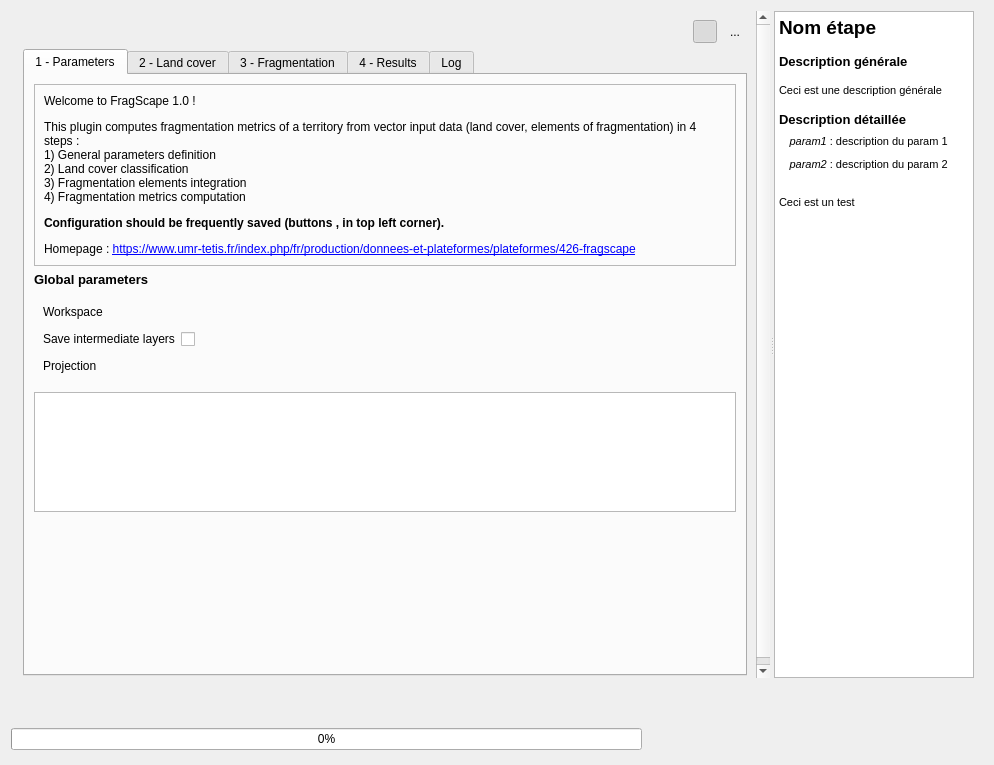
Before: the Qt Designer form FragScape_dialog_base.ui in MathieuChailloux/FragScape, drawn with Qt 5.
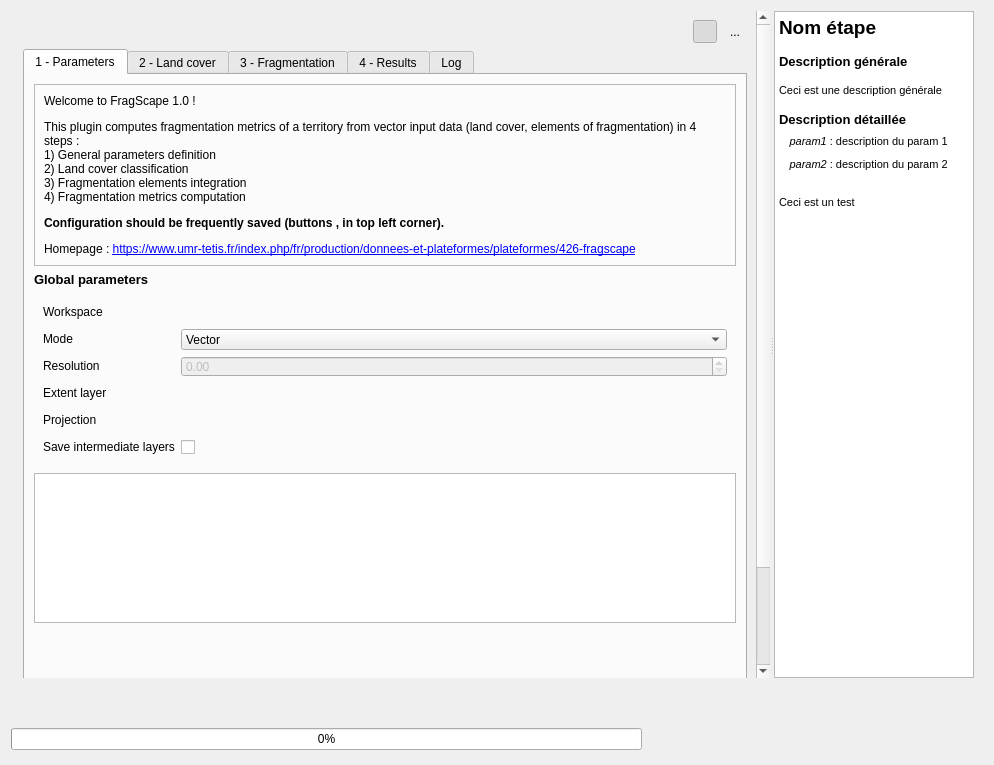
After: the same form once the commit is applied. Icons and pictures are not drawn. Custom widgets are drawn as their Qt base class.

Commit message: Params update to fit NormalizingParamsModel

The edit to the form file:
```diff
--- a/FragScape_dialog_base.ui
+++ b/FragScape_dialog_base.ui
@@ -301,8 +301,8 @@
               <attribute name="title">
                <string>1 - Parameters</string>
               </attribute>
-              <layout class="QGridLayout" name="gridLayout_14">
-               <item row="0" column="0" colspan="2">
+              <layout class="QVBoxLayout" name="verticalLayout">
+               <item>
                 <widget class="QFrame" name="frame_2">
                  <property name="sizePolicy">
                   <sizepolicy hsizetype="Preferred" vsizetype="Minimum">
@@ -342,7 +342,7 @@
                  </layout>
                 </widget>
                </item>
-               <item row="1" column="0">
+               <item>
                 <widget class="QLabel" name="paramlabel">
                  <property name="sizePolicy">
                   <sizepolicy hsizetype="Fixed" vsizetype="Fixed">
@@ -362,7 +362,7 @@
                  </property>
                 </widget>
                </item>
-               <item row="2" column="0" colspan="2">
+               <item>
                 <widget class="QFrame" name="paramsFrame">
                  <property name="sizePolicy">
                   <sizepolicy hsizetype="Expanding" vsizetype="Fixed">
@@ -373,7 +373,7 @@
                  <property name="minimumSize">
                   <size>
                    <width>0</width>
-                   <height>70</height>
+                   <height>174</height>
                   </size>
                  </property>
                  <property name="frameShape">
@@ -396,31 +396,6 @@
                     </property>
                    </widget>
                   </item>
-                  <item row="2" column="1">
-                   <widget class="QCheckBox" name="saveTmpResultsFlag">
-                    <property name="minimumSize">
-                     <size>
-                      <width>0</width>
-                      <height>21</height>
-                     </size>
-                    </property>
-                    <property name="maximumSize">
-                     <size>
-                      <width>16777215</width>
-                      <height>21</height>
-                     </size>
-                    </property>
-                    <property name="layoutDirection">
-                     <enum>Qt::LeftToRight</enum>
-                    </property>
-                    <property name="text">
-                     <string/>
-                    </property>
-                    <property name="checked">
-                     <bool>false</bool>
-                    </property>
-                   </widget>
-                  </item>
                   <item row="0" column="1">
                    <widget class="QgsFileWidget" name="workspace">
                     <property name="sizePolicy">
@@ -446,8 +421,47 @@
                     </property>
                    </widget>
                   </item>
+                  <item row="1" column="0">
+                   <widget class="QLabel" name="workspaceLabel_2">
+                    <property name="sizePolicy">
+                     <sizepolicy hsizetype="Fixed" vsizetype="Fixed">
+                      <horstretch>0</horstretch>
+                      <verstretch>0</verstretch>
+                     </sizepolicy>
+                    </property>
+                    <property name="text">
+                     <string>Mode</string>
+                    </property>
+                   </widget>
+                  </item>
+                  <item row="1" column="1">
+                   <widget class="QComboBox" name="paramsMode">
+                    <property name="minimumSize">
+                     <size>
+                      <width>0</width>
+                      <height>21</height>
+                     </size>
+                    </property>
+                    <property name="maximumSize">
+                     <size>
+                      <width>16777215</width>
+                      <height>21</height>
+                     </size>
+                    </property>
+                    <item>
+                     <property name="text">
+                      <string>Vector</string>
+                     </property>
+                    </item>
+                    <item>
+                     <property name="text">
+                      <string>Raster</string>
+                     </property>
+                    </item>
+                   </widget>
+                  </item>
                   <item row="2" column="0">
-                   <widget class="QLabel" name="boundsLayer_3">
+                   <widget class="QLabel" name="label_46">
                     <property name="sizePolicy">
                      <sizepolicy hsizetype="Fixed" vsizetype="Fixed">
                       <horstretch>0</horstretch>
@@ -455,11 +469,77 @@
                      </sizepolicy>
                     </property>
                     <property name="text">
-                     <string>Save intermediate layers</string>
+                     <string>Resolution</string>
+                    </property>
+                   </widget>
+                  </item>
+                  <item row="2" column="1">
+                   <widget class="QgsDoubleSpinBox" name="rasterResolution">
+                    <property name="enabled">
+                     <bool>false</bool>
+                    </property>
+                    <property name="sizePolicy">
+                     <sizepolicy hsizetype="Expanding" vsizetype="Fixed">
+                      <horstretch>0</horstretch>
+                      <verstretch>0</verstretch>
+                     </sizepolicy>
+                    </property>
+                    <property name="minimumSize">
+                     <size>
+                      <width>77</width>
+                      <height>21</height>
+                     </size>
+                    </property>
+                    <property name="maximumSize">
+                     <size>
+                      <width>16777215</width>
+                      <height>21</height>
+                     </size>
+                    </property>
+                    <property name="maximum">
+                     <double>999999.000000000000000</double>
+                    </property>
+                    <property name="clearValue">
+                     <bool>false</bool>
                     </property>
                    </widget>
                   </item>
                   <item row="3" column="0">
+                   <widget class="QLabel" name="label_45">
+                    <property name="sizePolicy">
+                     <sizepolicy hsizetype="Fixed" vsizetype="Fixed">
+                      <horstretch>0</horstretch>
+                      <verstretch>0</verstretch>
+                     </sizepolicy>
+                    </property>
+                    <property name="text">
+                     <string>Extent layer</string>
+                    </property>
+                   </widget>
+                  </item>
+                  <item row="3" column="1">
+                   <widget class="QgsFileWidget" name="extentLayer">
+                    <property name="sizePolicy">
+                     <sizepolicy hsizetype="Expanding" vsizetype="Fixed">
+                      <horstretch>0</horstretch>
+                      <verstretch>0</verstretch>
+                     </sizepolicy>
+                    </property>
+                    <property name="minimumSize">
+                     <size>
+                      <width>0</width>
+                      <height>21</height>
+                     </size>
+                    </property>
+                    <property name="maximumSize">
+                     <size>
+                      <width>16777215</width>
+                      <height>21</height>
+                     </size>
+                    </property>
+                   </widget>
+                  </item>
+                  <item row="4" column="0">
                    <widget class="QLabel" name="label_47">
                     <property name="sizePolicy">
                      <sizepolicy hsizetype="Fixed" vsizetype="Fixed">
@@ -472,7 +552,7 @@
                     </property>
                    </widget>
                   </item>
-                  <item row="3" column="1">
+                  <item row="4" column="1">
                    <widget class="QgsProjectionSelectionWidget" name="paramsCrs">
                     <property name="sizePolicy">
                      <sizepolicy hsizetype="Expanding" vsizetype="Fixed">
@@ -494,10 +574,48 @@
                     </property>
                    </widget>
                   </item>
+                  <item row="5" column="0">
+                   <widget class="QLabel" name="boundsLayer_3">
+                    <property name="sizePolicy">
+                     <sizepolicy hsizetype="Fixed" vsizetype="Fixed">
+                      <horstretch>0</horstretch>
+                      <verstretch>0</verstretch>
+                     </sizepolicy>
+                    </property>
+                    <property name="text">
+                     <string>Save intermediate layers</string>
+                    </property>
+                   </widget>
+                  </item>
+                  <item row="5" column="1">
+                   <widget class="QCheckBox" name="saveTmpResultsFlag">
+                    <property name="minimumSize">
+                     <size>
+                      <width>0</width>
+                      <height>21</height>
+                     </size>
+                    </property>
+                    <property name="maximumSize">
+                     <size>
+                      <width>16777215</width>
+                      <height>21</height>
+                     </size>
+                    </property>
+                    <property name="layoutDirection">
+                     <enum>Qt::LeftToRight</enum>
+                    </property>
+                    <property name="text">
+                     <string/>
+                    </property>
+                    <property name="checked">
+                     <bool>false</bool>
+                    </property>
+                   </widget>
+                  </item>
                  </layout>
                 </widget>
                </item>
-               <item row="3" column="0" colspan="2">
+               <item>
                 <widget class="QTableView" name="paramsView">
                  <property name="enabled">
                   <bool>true</bool>
@@ -511,13 +629,13 @@
                  <property name="minimumSize">
                   <size>
                    <width>0</width>
-                   <height>120</height>
+                   <height>150</height>
                   </size>
                  </property>
                  <property name="maximumSize">
                   <size>
                    <width>16777215</width>
-                   <height>120</height>
+                   <height>150</height>
                   </size>
                  </property>
                  <property name="editTriggers">
@@ -537,7 +655,7 @@
                  </property>
                 </widget>
                </item>
-               <item row="4" column="1">
+               <item>
                 <spacer name="verticalSpacer">
                  <property name="orientation">
                   <enum>Qt::Vertical</enum>
@@ -1051,6 +1169,9 @@
                          <enum>QFrame::Raised</enum>
                         </property>
                         <layout class="QHBoxLayout" name="horizontalLayout">
+                         <property name="bottomMargin">
+                          <number>0</number>
+                         </property>
                          <item>
                           <widget class="QToolButton" name="landuseOpenTable">
                            <property name="toolTip">
@@ -1129,6 +1250,12 @@
                              <verstretch>0</verstretch>
                             </sizepolicy>
                            </property>
+                           <property name="minimumSize">
+                            <size>
+                             <width>0</width>
+                             <height>21</height>
+                            </size>
+                           </property>
                            <property name="layoutDirection">
                             <enum>Qt::LeftToRight</enum>
                            </property>
@@ -1536,8 +1663,13 @@
                       <height>13</height>
                      </size>
                     </property>
+                    <property name="font">
+                     <font>
+                      <italic>true</italic>
+                     </font>
+                    </property>
                     <property name="text">
-                     <string>Buffer</string>
+                     <string>Buffer [opt.]</string>
                     </property>
                    </widget>
                   </item>
@@ -1614,7 +1746,7 @@
                   <item row="4" column="1">
                    <widget class="QCheckBox" name="fragmCheckbox">
                     <property name="enabled">
-                     <bool>false</bool>
+                     <bool>true</bool>
                     </property>
                     <property name="text">
                      <string/>
@@ -2610,6 +2742,11 @@
   </layout>
  </widget>
  <customwidgets>
+  <customwidget>
+   <class>QgsDoubleSpinBox</class>
+   <extends>QDoubleSpinBox</extends>
+   <header>qgsdoublespinbox.h</header>
+  </customwidget>
   <customwidget>
    <class>QgsFieldComboBox</class>
    <extends>QComboBox</extends>
```
The commit also changes 2 other files.
